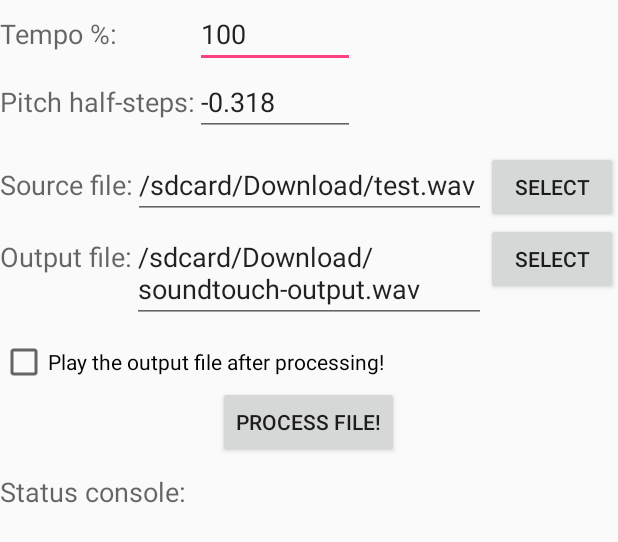
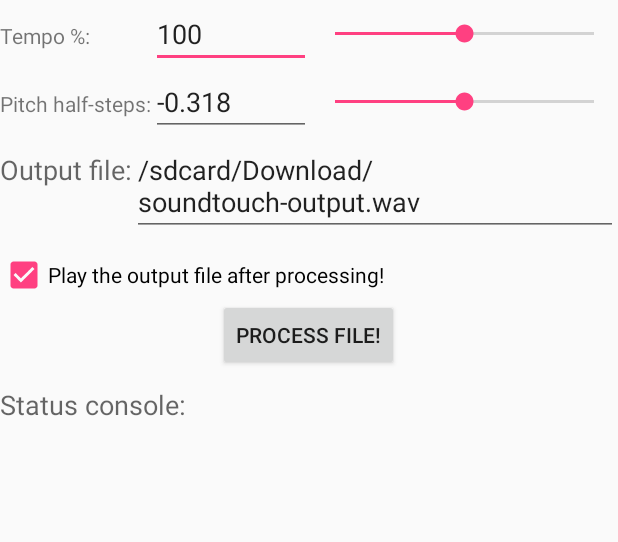
Before and after one commit to noiary/SoundTouch4Android, an Android app: the layout activity_example.xml on its own in the app's theme, with its tools: preview values and no code run, on a phone screen of 412 x 824 dp. Shown: the top 542 px of the screen. Run offline under Robolectric (Android 15) with nearby library versions, the phone set to English and light mode, and no system bars.

Commit message:
完善功能， 加入seekbar调试

```diff
--- a/app/src/main/res/layout/activity_example.xml
+++ b/app/src/main/res/layout/activity_example.xml
@@ -3,22 +3,22 @@
               android:id="@+id/linearLayout1"
               android:layout_width="fill_parent"
               android:layout_height="fill_parent"
-    android:orientation="vertical" >
+              android:orientation="vertical">
 
     <TableLayout
         android:layout_width="fill_parent"
-        android:layout_height="wrap_content" >
+        android:layout_height="wrap_content">
 
         <TableRow
             android:id="@+id/tableRow1"
-            android:layout_width="wrap_content"
-            android:layout_height="wrap_content" >
+            android:layout_width="match_parent"
+            android:layout_height="wrap_content">
 
             <TextView
                 android:layout_width="wrap_content"
                 android:layout_height="wrap_content"
                 android:text="Tempo %:"
-                android:textAppearance="?android:attr/textAppearanceMedium" />
+                android:textAppearance="?android:attr/textAppearanceSmall"/>
 
             <EditText
                 android:id="@+id/editTextTempo"
@@ -26,20 +26,29 @@
                 android:layout_height="wrap_content"
                 android:ems="5"
                 android:inputType="text"
-                android:text="100" >
+                android:text="100">
             </EditText>
+
+            <android.support.v7.widget.AppCompatSeekBar
+                android:id="@+id/sb_tempo"
+                android:layout_width="0dp"
+                android:layout_height="wrap_content"
+                android:layout_gravity="center_vertical"
+                android:layout_weight="1"
+                android:max="100"
+                android:progress="50"/>
         </TableRow>
 
         <TableRow
             android:id="@+id/tableRow2"
             android:layout_width="wrap_content"
-            android:layout_height="wrap_content" >
+            android:layout_height="wrap_content">
 
             <TextView
                 android:layout_width="wrap_content"
                 android:layout_height="wrap_content"
                 android:text="Pitch half-steps:"
-                android:textAppearance="?android:attr/textAppearanceMedium" />
+                android:textAppearance="?android:attr/textAppearanceSmall"/>
 
             <EditText
                 android:id="@+id/editTextPitch"
@@ -47,59 +56,68 @@
                 android:layout_height="wrap_content"
                 android:ems="5"
                 android:inputType="text"
-                android:text="-0.318" >
+                android:text="-0.318">
             </EditText>
+
+            <android.support.v7.widget.AppCompatSeekBar
+                android:id="@+id/sb_pitch"
+                android:layout_width="0dp"
+                android:layout_height="wrap_content"
+                android:layout_gravity="center_vertical"
+                android:layout_weight="1"
+                android:max="100"
+                android:progress="50"/>
         </TableRow>
     </TableLayout>
 
-    <LinearLayout
-        android:layout_width="fill_parent"
-        android:layout_height="wrap_content"
-        android:layout_marginTop="10dp" >
+    <!--<LinearLayout-->
+    <!--android:layout_width="fill_parent"-->
+    <!--android:layout_height="wrap_content"-->
+    <!--android:layout_marginTop="10dp" >-->
 
-        <TextView
-            android:layout_width="wrap_content"
-            android:layout_height="wrap_content"
-            android:text="Source file:"
-            android:textAppearance="?android:attr/textAppearanceMedium" />
+    <!--<TextView-->
+    <!--android:layout_width="wrap_content"-->
+    <!--android:layout_height="wrap_content"-->
+    <!--android:text="Source file:"-->
+    <!--android:textAppearance="?android:attr/textAppearanceMedium" />-->
 
-        <EditText
-            android:id="@+id/editTextSrcFileName"
-            android:layout_width="fill_parent"
-            android:layout_height="wrap_content"
-            android:text="/sdcard/Download/test.wav"
-            android:layout_weight="1" />
+    <!--<EditText-->
+    <!--android:id="@+id/editTextSrcFileName"-->
+    <!--android:layout_width="fill_parent"-->
+    <!--android:layout_height="wrap_content"-->
+    <!--android:text="/sdcard/Download/test.wav"-->
+    <!--android:layout_weight="1" />-->
+    <!---->
 
-
-        <Button
-            android:id="@+id/buttonSelectSrcFile"
-            android:layout_width="wrap_content"
-            android:layout_height="wrap_content"
-            android:text="Select" />
-    </LinearLayout>
+    <!--<Button-->
+    <!--android:id="@+id/buttonSelectSrcFile"-->
+    <!--android:layout_width="wrap_content"-->
+    <!--android:layout_height="wrap_content"-->
+    <!--android:text="Select" />-->
+    <!--</LinearLayout>-->
 
     <LinearLayout
         android:layout_width="fill_parent"
-        android:layout_height="wrap_content" >
+        android:layout_height="wrap_content">
 
         <TextView
             android:layout_width="wrap_content"
             android:layout_height="wrap_content"
             android:text="Output file:"
-            android:textAppearance="?android:attr/textAppearanceMedium" />
+            android:textAppearance="?android:attr/textAppearanceMedium"/>
 
         <EditText
             android:id="@+id/editTextOutFileName"
             android:layout_width="fill_parent"
             android:layout_height="wrap_content"
-            android:text="/sdcard/Download/soundtouch-output.wav"
-            android:layout_weight="1" />
+            android:layout_weight="1"
+            android:text="/sdcard/Download/soundtouch-output.wav"/>
 
-        <Button
-            android:id="@+id/buttonSelectOutFile"
-            android:layout_width="wrap_content"
-            android:layout_height="wrap_content"
-            android:text="Select" />
+        <!--<Button-->
+            <!--android:id="@+id/buttonSelectOutFile"-->
+            <!--android:layout_width="wrap_content"-->
+            <!--android:layout_height="wrap_content"-->
+            <!--android:text="Select"/>-->
     </LinearLayout>
 
     <CheckBox
@@ -107,32 +125,33 @@
         android:layout_width="wrap_content"
         android:layout_height="wrap_content"
         android:layout_marginTop="10dp"
-        android:text="Play the output file after processing!" />
+        android:checked="true"
+        android:text="Play the output file after processing!"/>
 
     <Button
         android:id="@+id/buttonProcess"
         android:layout_width="wrap_content"
         android:layout_height="wrap_content"
         android:layout_gravity="center"
-        android:text="Process file!" />
+        android:text="Process file!"/>
 
     <TextView
         android:layout_width="wrap_content"
         android:layout_height="wrap_content"
         android:layout_marginTop="10dp"
         android:text="Status console:"
-        android:textAppearance="?android:attr/textAppearanceMedium" />
+        android:textAppearance="?android:attr/textAppearanceMedium"/>
 
     <ScrollView
         android:id="@+id/scrollView1"
         android:layout_width="match_parent"
-        android:layout_height="wrap_content" >
+        android:layout_height="wrap_content">
 
         <TextView
             android:id="@+id/textViewResult"
             android:layout_width="fill_parent"
             android:layout_height="fill_parent"
-        android:text="@string/app_name" />
+            android:text="@string/app_name"/>
 
 
     </ScrollView>
```
Also changed, not shown: app/src/main/java/com/maodq/soundtouch/MainActivity.java (+77 -24 lines), app/src/main/java/com/maodq/soundtouch/Util.java (added, +42 -0 lines), 1 other file. Lines whose indentation alone changed are shown as unchanged.
